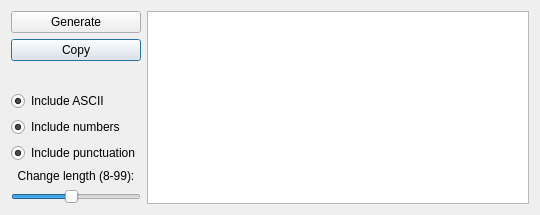
First picture: the form in resources/passwordGenerator.ui, repository GeorgeHoneywood/pastword, before the edit.
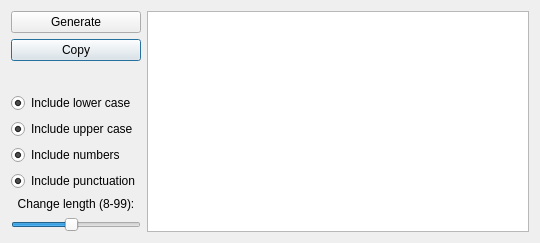
Second picture: the form after the edit.

Commit message: improved password generator, broke password generator

Patch:
```diff
--- a/resources/passwordGenerator.ui
+++ b/resources/passwordGenerator.ui
@@ -7,14 +7,14 @@
     <x>0</x>
     <y>0</y>
     <width>540</width>
-    <height>209</height>
+    <height>243</height>
    </rect>
   </property>
   <property name="windowTitle">
    <string>Password Generator</string>
   </property>
   <layout class="QGridLayout" name="gridLayout">
-   <item row="12" column="0">
+   <item row="13" column="0">
     <widget class="QSlider" name="sliderPasswordLength">
      <property name="sizePolicy">
       <sizepolicy hsizetype="Maximum" vsizetype="Fixed">
@@ -42,7 +42,7 @@
      </property>
     </widget>
    </item>
-   <item row="11" column="0">
+   <item row="12" column="0">
     <widget class="QLabel" name="label">
      <property name="text">
       <string>Change length (8-99):</string>
@@ -52,7 +52,7 @@
      </property>
     </widget>
    </item>
-   <item row="10" column="0">
+   <item row="11" column="0">
     <widget class="QRadioButton" name="radioIncludePunctuation">
      <property name="text">
       <string>Include punctuation</string>
@@ -65,10 +65,10 @@
      </property>
     </widget>
    </item>
-   <item row="8" column="0">
-    <widget class="QRadioButton" name="radioIncludeASCII">
+   <item row="9" column="0">
+    <widget class="QRadioButton" name="radioIncludeUpperCase">
      <property name="text">
-      <string>Include ASCII</string>
+      <string>Include upper case</string>
      </property>
      <property name="checked">
       <bool>true</bool>
@@ -78,7 +78,7 @@
      </property>
     </widget>
    </item>
-   <item row="0" column="1" rowspan="13">
+   <item row="0" column="1" rowspan="14">
     <widget class="QPlainTextEdit" name="txtGeneratedPassword">
      <property name="baseSize">
       <size>
@@ -91,7 +91,7 @@
      </property>
     </widget>
    </item>
-   <item row="9" column="0">
+   <item row="10" column="0">
     <widget class="QRadioButton" name="radioIncludeNumbers">
      <property name="text">
       <string>Include numbers</string>
@@ -142,6 +142,19 @@
      </property>
     </widget>
    </item>
+   <item row="8" column="0">
+    <widget class="QRadioButton" name="radioIncludeLowerCase">
+     <property name="text">
+      <string>Include lower case</string>
+     </property>
+     <property name="checked">
+      <bool>true</bool>
+     </property>
+     <property name="autoExclusive">
+      <bool>false</bool>
+     </property>
+    </widget>
+   </item>
   </layout>
  </widget>
  <resources/>
```
The commit also changes 2 other files.
